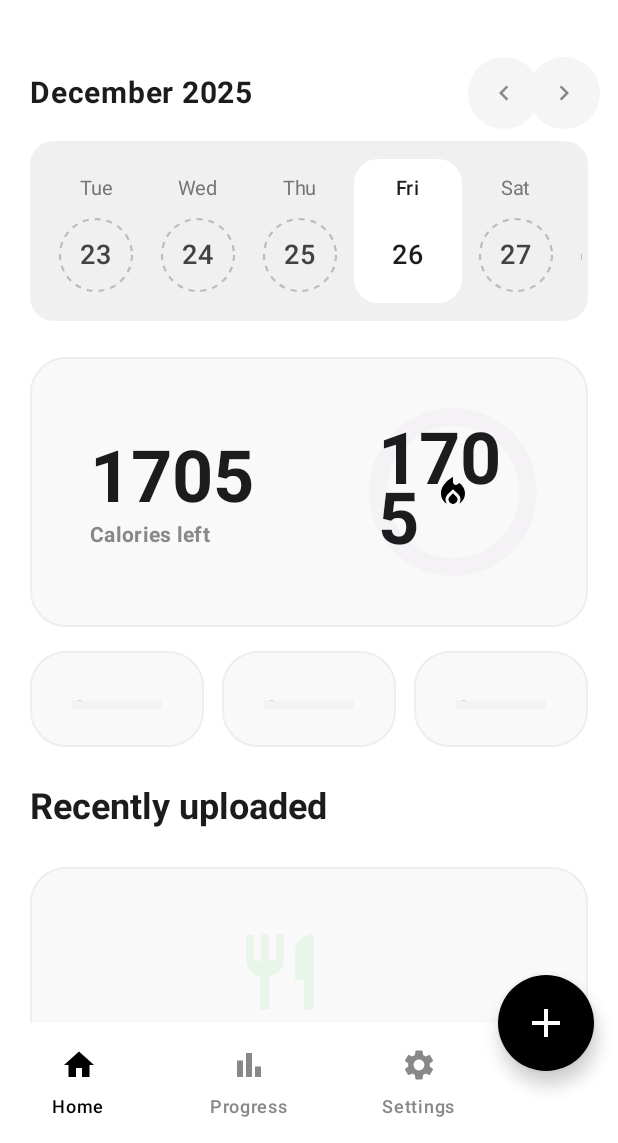
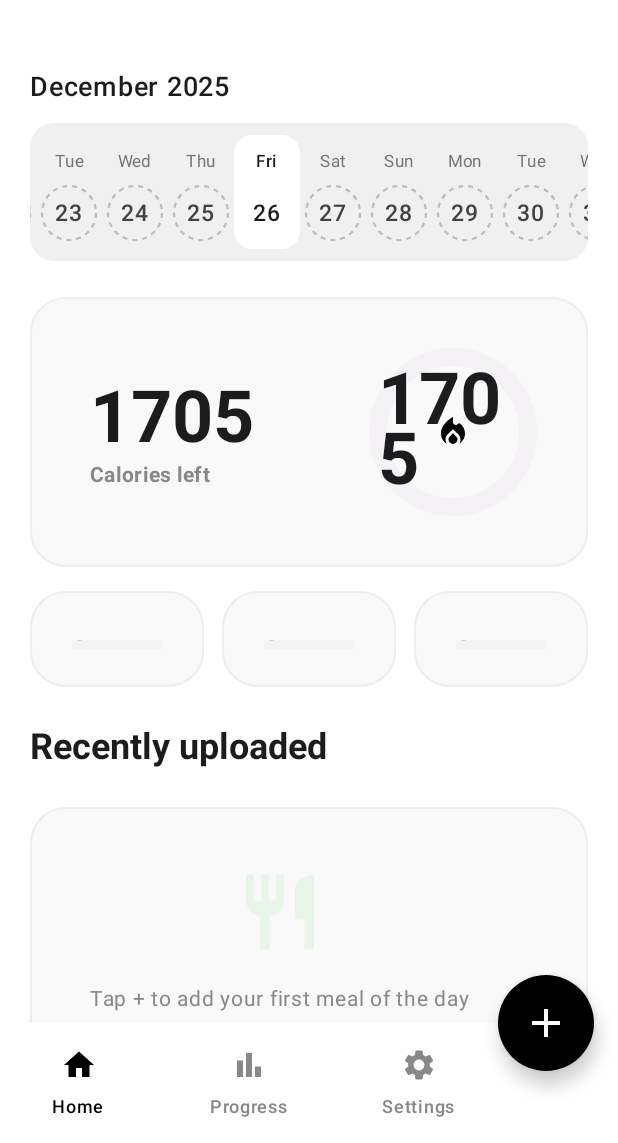
Before and after one commit to isaacmuigai-dev/CalView, an Android app built with Jetpack Compose: the MainTabs screen opened through its navigation route, on a phone screen of 412 x 824 dp, the part 93-1236 px from its top. Run offline under Robolectric (Android 15) with nearby library versions, the phone set to English and light mode, and no system bars; our stand-ins replace Dagger/Hilt's generated code, Room's generated code.

Commit message:
refactor: Calendar shows 7 dates, touch scrolling only
- Removed navigation arrows (ChevronLeft/Right buttons)
- Reduced date item size: 36dp circles, 44dp total width
- Smaller fonts: 11sp day names, 15sp date numbers
- Tighter padding for compact layout
- Calendar scrollable via touch/swipe only
- Shows approximately 7 dates visible at once

```diff
--- a/feature-dashboard/src/main/java/com/example/calview/feature/dashboard/DashboardScreen.kt
+++ b/feature-dashboard/src/main/java/com/example/calview/feature/dashboard/DashboardScreen.kt
@@ -377,72 +377,27 @@ fun DateSelector(
     }
 
     Column(modifier = Modifier.fillMaxWidth()) {
-        // Month and Year Header
-        Row(
-            modifier = Modifier
-                .fillMaxWidth()
-                .padding(bottom = 16.dp),
-            horizontalArrangement = Arrangement.SpaceBetween,
-            verticalAlignment = Alignment.CenterVertically
-        ) {
-            Text(
-                text = dateFormat.format(selectedDate.time),
-                fontSize = 20.sp,
-                fontWeight = FontWeight.Bold,
-                color = Color(0xFF1C1C1E)
-            )
+        // Month and Year Header (centered, no navigation arrows)
+        Text(
+            text = dateFormat.format(selectedDate.time),
+            fontSize = 18.sp,
+            fontWeight = FontWeight.SemiBold,
+            color = Color(0xFF1C1C1E),
+            modifier = Modifier.padding(bottom = 12.dp)
+        )
 
-            // Navigation arrows
-            Row(horizontalArrangement = Arrangement.spacedBy(8.dp)) {
-                IconButton(
-                    onClick = {
-                        val newDate = selectedDate.clone() as Calendar
-                        newDate.add(Calendar.DATE, -7)
-                        onDateSelected(newDate)
-                    },
-                    modifier = Modifier
-                        .size(32.dp)
-                        .background(Color(0xFFF5F5F5), CircleShape)
-                ) {
-                    Icon(
-                        Icons.Filled.ChevronLeft,
-                        contentDescription = "Previous week",
-                        tint = Color.Gray,
-                        modifier = Modifier.size(20.dp)
-                    )
-                }
-                IconButton(
-                    onClick = {
-                        val newDate = selectedDate.clone() as Calendar
-                        newDate.add(Calendar.DATE, 7)
-                        onDateSelected(newDate)
-                    },
-                    modifier = Modifier
-                        .size(32.dp)
-                        .background(Color(0xFFF5F5F5), CircleShape)
-                ) {
-                    Icon(
-                        Icons.Filled.ChevronRight,
-                        contentDescription = "Next week",
-                        tint = Color.Gray,
-                        modifier = Modifier.size(20.dp)
-                    )
-                }
-            }
-        }
-
-        // Scrollable Date Row with light gray background
+        // Scrollable Date Row with light gray background - touch scrolling only
         Box(
             modifier = Modifier
                 .fillMaxWidth()
                 .background(Color(0xFFF0F0F0), RoundedCornerShape(16.dp))
-                .padding(vertical = 12.dp, horizontal = 4.dp)
+                .padding(vertical = 8.dp)
         ) {
             LazyRow(
                 state = listState,
                 modifier = Modifier.fillMaxWidth(),
-                horizontalArrangement = Arrangement.spacedBy(4.dp),
-                contentPadding = PaddingValues(horizontal = 8.dp)
+                horizontalArrangement = Arrangement.SpaceEvenly,
+                contentPadding = PaddingValues(horizontal = 4.dp)
             ) {
                 items(days.size) { index ->
                     val day = days[index]
@@ -477,35 +432,37 @@ private fun DateItem(
     val coralColor = Color(0xFFE57373) // Coral/salmon for dates with logs
     val grayColor = Color(0xFFBDBDBD) // Gray for dashed circles
 
+    // Calculate width to fit 7 items on screen (~48.dp per item)
     Column(
         horizontalAlignment = Alignment.CenterHorizontally,
         modifier = Modifier
+            .width(44.dp)
             .clickable { onClick() }
             .then(
                 if (isSelected) {
                     // White rounded rectangle background for selected date
                     Modifier
-                        .background(Color.White, RoundedCornerShape(16.dp))
-                        .padding(horizontal = 12.dp, vertical = 8.dp)
+                        .background(Color.White, RoundedCornerShape(12.dp))
+                        .padding(vertical = 6.dp)
                 } else {
-                    Modifier.padding(horizontal = 8.dp, vertical = 8.dp)
+                    Modifier.padding(vertical = 6.dp)
                 }
             )
     ) {
         // Day name (Sun, Mon, etc.)
         Text(
             text = day.getDisplayName(Calendar.DAY_OF_WEEK, Calendar.SHORT, Locale.getDefault()) ?: "",
-            fontSize = 13.sp,
+            fontSize = 11.sp,
             fontWeight = if (isSelected) FontWeight.SemiBold else FontWeight.Normal,
             color = if (isSelected) Color(0xFF1C1C1E) else Color(0xFF757575)
         )
 
-        Spacer(modifier = Modifier.height(8.dp))
+        Spacer(modifier = Modifier.height(4.dp))
 
-        // Date number with circular border
+        // Date number with circular border - reduced size
         Box(
             modifier = Modifier
-                .size(48.dp)
+                .size(36.dp)
                 .then(
                     when {
                         isSelected -> {
@@ -529,7 +486,7 @@ private fun DateItem(
                                     style = Stroke(
                                         width = 1.5.dp.toPx(),
                                         pathEffect = PathEffect.dashPathEffect(
-                                            floatArrayOf(6f, 6f),
+                                            floatArrayOf(5f, 5f),
                                             0f
                                         )
                                     )
@@ -542,7 +499,7 @@ private fun DateItem(
         ) {
             Text(
                 text = day.get(Calendar.DAY_OF_MONTH).toString(),
-                fontSize = 18.sp,
+                fontSize = 15.sp,
                 fontWeight = FontWeight.Medium,
                 color = when {
                     hasMeals -> coralColor
```
